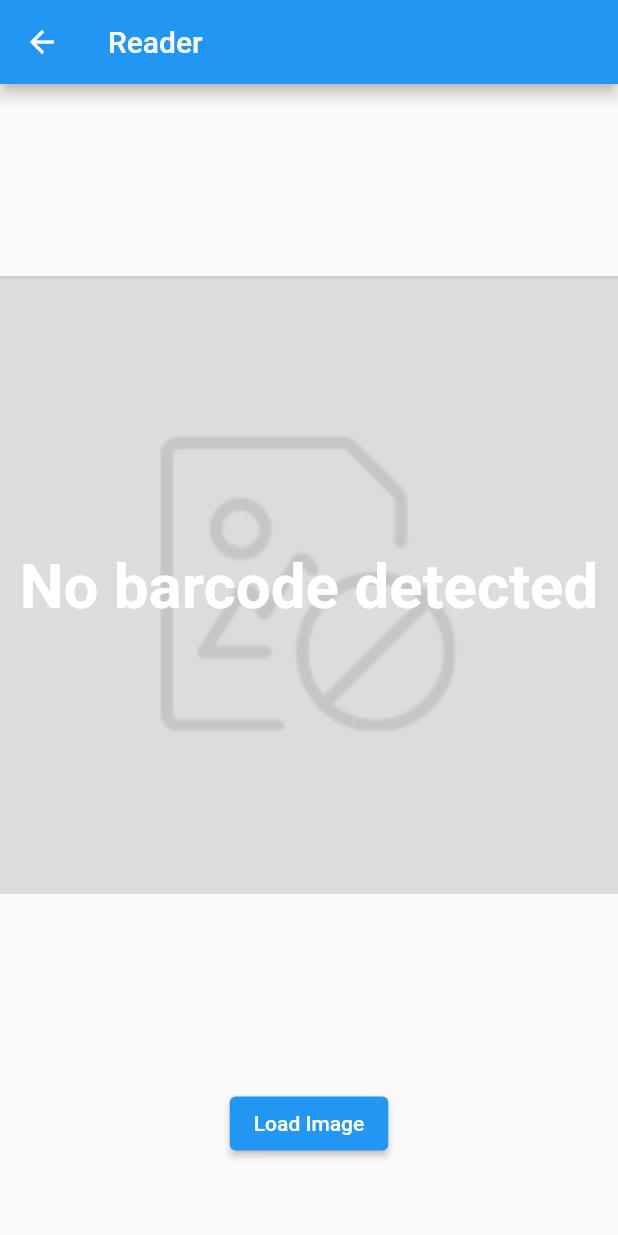
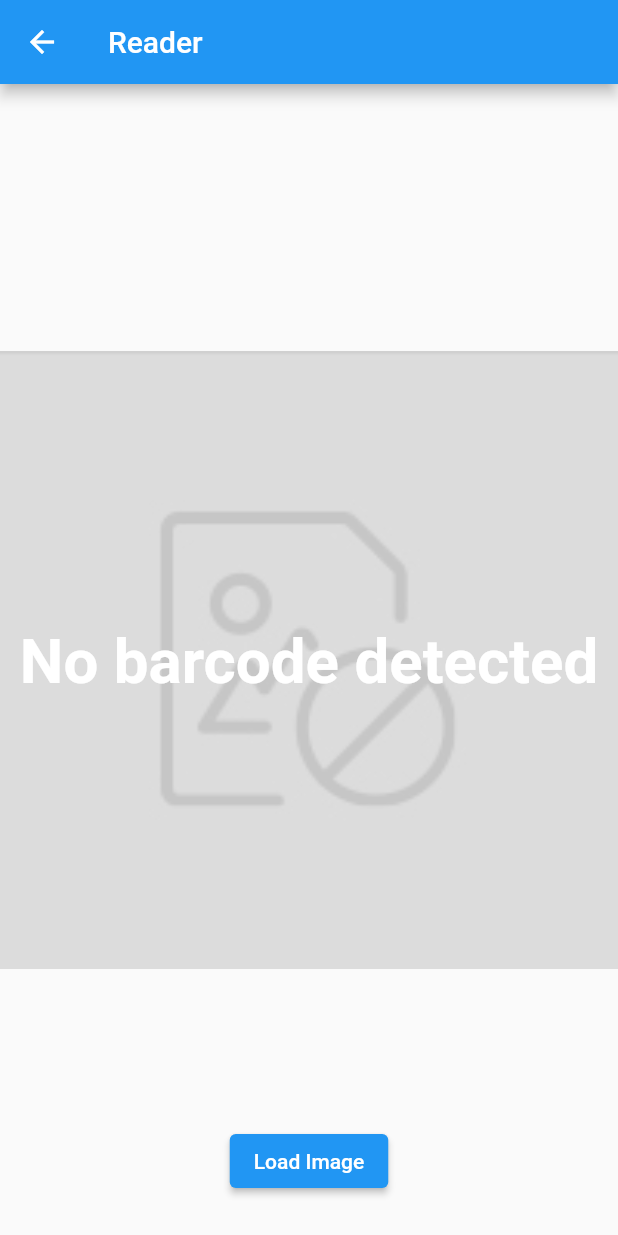
Before and after one commit to yushulx/flutter-web-barcode-qrcode-pdf417-scanner, a Flutter app: the screen it shows after launch, after a tap on "Barcode Reader", on a phone screen of 412 x 824 dp. Run offline on Flutter 3.47's test engine with Material 2 defaults, Android fonts, the phone set to English and light mode, and no system bars; our stand-ins replace image_picker; missing offline and left inert: file_selector, flutter_barcode_sdk.

Commit message:
Updated layout

```diff
--- a/lib/reader_screen.dart
+++ b/lib/reader_screen.dart
@@ -70,12 +70,12 @@ class _ReaderScreenState extends State<ReaderScreen> {
         title: const Text('Reader'),
       ),
       body: Center(
-        child: Column(
-          mainAxisAlignment: MainAxisAlignment.center,
+        child: Stack(
           children: <Widget>[
             SizedBox(
                 width: MediaQuery.of(context).size.width,
-                height: MediaQuery.of(context).size.height * 3 / 4,
+                height: MediaQuery.of(context).size.height -
+                    MediaQuery.of(context).padding.top,
                 child: FittedBox(
                   key: imageKey,
                   fit: BoxFit.contain,
@@ -105,7 +105,9 @@ class _ReaderScreenState extends State<ReaderScreen> {
                     ],
                   ),
                 )),
-            SizedBox(
+            Align(
+                alignment: Alignment.bottomCenter,
+                child: SizedBox(
                     height: 100,
                     child: Row(
                         mainAxisAlignment: MainAxisAlignment.spaceEvenly,
@@ -121,8 +123,11 @@ class _ReaderScreenState extends State<ReaderScreen> {
                                     extensions: <String>['jpg', 'png'],
                                   );
                                   pickedFile = await openFile(
-                                  acceptedTypeGroups: <XTypeGroup>[typeGroup]);
-                            } else if (Platform.isAndroid || Platform.isIOS) {
+                                      acceptedTypeGroups: <XTypeGroup>[
+                                        typeGroup
+                                      ]);
+                                } else if (Platform.isAndroid ||
+                                    Platform.isIOS) {
                                   pickedFile = await _imagePicker.pickImage(
                                       source: ImageSource.gallery);
                                 }
@@ -135,7 +140,7 @@ class _ReaderScreenState extends State<ReaderScreen> {
                                 }
                               },
                               child: const Text('Load Image')),
-                    ])),
+                        ]))),
           ],
         ),
       ),
```
Lines whose indentation alone changed are shown as unchanged.
